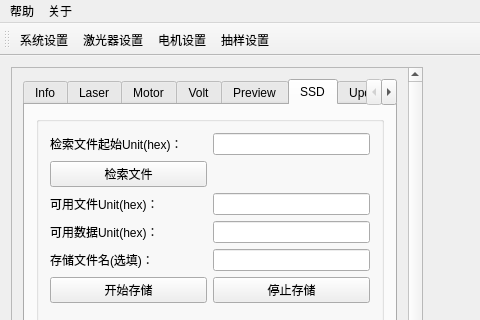
First picture: the form in ui/mainwindow.ui, repository kdurant/qt_study, before the edit; both pictures show x 0 to 480 and y 0 to 320 of the 1259 by 725 pixel window.
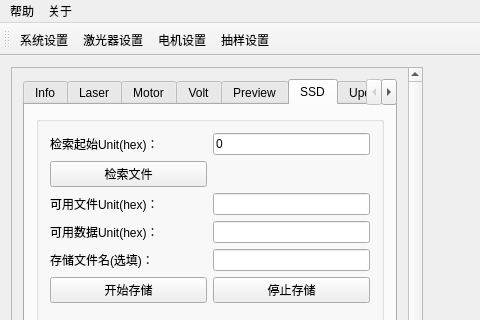
Second picture: the form after the edit. The open tabs and pages were chosen to show the change. Custom widgets are drawn as their Qt base class.

Commit message: feat: 查询ssd文件信息基本功能测试通过

Patch:
```diff
--- a/ui/mainwindow.ui
+++ b/ui/mainwindow.ui
@@ -37,8 +37,8 @@
         <rect>
          <x>0</x>
          <y>0</y>
-         <width>410</width>
-         <height>638</height>
+         <width>389</width>
+         <height>755</height>
         </rect>
        </property>
        <layout class="QVBoxLayout" name="verticalLayout_2">
@@ -1024,7 +1024,7 @@
                <item row="0" column="0">
                 <widget class="QLabel" name="label_8">
                  <property name="text">
-                  <string>检索文件起始Unit(hex)：</string>
+                  <string>检索起始Unit(hex)：</string>
                  </property>
                 </widget>
                </item>
@@ -1056,6 +1056,9 @@
                    <verstretch>0</verstretch>
                   </sizepolicy>
                  </property>
+                 <property name="text">
+                  <string>0</string>
+                 </property>
                 </widget>
                </item>
                <item row="4" column="0">
```
Left out of the diff: 21 changed lines with no effect on the pictures. The commit also changes 9 other files.
